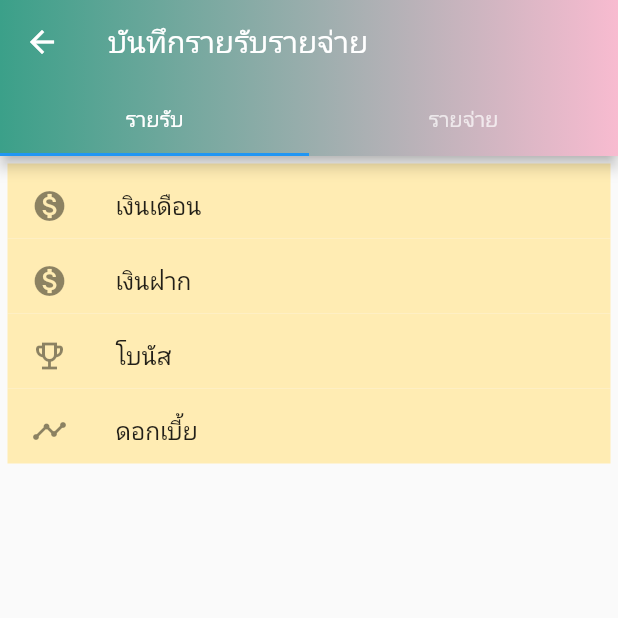
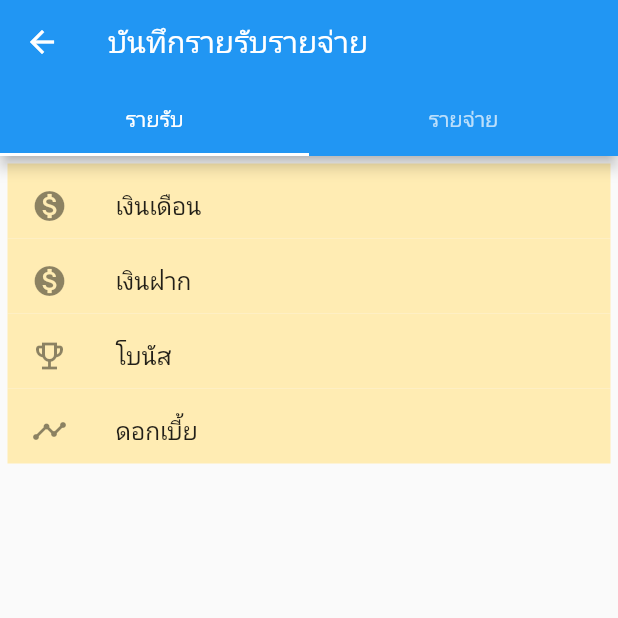
Before and after one commit to jaruporn-tadsee/internship, a Flutter app: the AddItems screen opened directly, after a tap on an icon or button, on a phone screen of 412 x 824 dp, the top half of it. Run offline on Flutter 3.47's test engine with Material 2 defaults, Android fonts, the phone set to English and light mode, and no system bars; our stand-ins replace sqflite; accounts and stored records are empty.

Commit message:
fix some code

```diff
--- a/lib/add_items.dart
+++ b/lib/add_items.dart
@@ -1,6 +1,5 @@
 import 'package:flutter/material.dart';
 import 'package:saving_app/add_list.dart';
-import 'package:gradient_app_bar/gradient_app_bar.dart';
 
 class AddItems extends StatefulWidget {
   final Items items;
@@ -24,10 +23,8 @@ class _AddItemsState extends State<AddItems> {
 
   Widget build(BuildContext context) {
     return Scaffold(
-      appBar: GradientAppBar(
+      appBar: AppBar(
         title: Text(widget.items.type),
-        backgroundColorStart: Color(0xff7ECFBC),
-        backgroundColorEnd: Colors.pink[100],
       ),
       body: ListView(
         children: <Widget>[
@@ -89,7 +86,7 @@ class _AddItemsState extends State<AddItems> {
             height: 60,
             color: Color(0xff7ECFBC),
             child: FlatButton(
-              onPressed: ( ) {
+              onPressed: () {
                 /*...*/
               },
               child: Text(
--- a/lib/add_list.dart
+++ b/lib/add_list.dart
@@ -1,5 +1,4 @@
 import 'package:flutter/material.dart';
-import 'package:gradient_app_bar/gradient_app_bar.dart';
 import 'add_items.dart';
 
 class AddList extends StatefulWidget {
@@ -21,7 +20,7 @@ class _AddListState extends State<AddList> {
       home: DefaultTabController(
         length: 2,
         child: Scaffold(
-            appBar: GradientAppBar(
+            appBar: AppBar(
               title: Text('บันทึกรายรับรายจ่าย'),
               leading: IconButton(
                 onPressed: () {
@@ -35,8 +34,6 @@ class _AddListState extends State<AddList> {
                   Tab(text: 'รายจ่าย'),
                 ],
               ),
-              backgroundColorStart: Color(0xff3ba089),
-              backgroundColorEnd: Colors.pink[100],
             ),
             body: TabBarView(children: [
               IncomePage(),
--- a/lib/main.dart
+++ b/lib/main.dart
@@ -1,5 +1,5 @@
 import 'package:flutter/material.dart';
-import 'package:gradient_app_bar/gradient_app_bar.dart';
+
 import 'add_items.dart';
 import 'add_list.dart';
 import 'expend_list.dart';
@@ -29,10 +29,8 @@ class _HomeScreenState extends State<HomeScreen> {
   final _value = 5215.0;
   Widget build(BuildContext context) {
     return Scaffold(
-      appBar: GradientAppBar(
+      appBar: AppBar(
         title: Text('บันทึกรายรับรายจ่าย'),
-        backgroundColorStart: Color(0xff7ECFBC),
-        backgroundColorEnd: Colors.pink[100],
       ),
       body: ListView(
         padding: const EdgeInsets.fromLTRB(5, 0, 5, 0),
--- a/pubspec.yaml
+++ b/pubspec.yaml
@@ -24,7 +24,6 @@ dependencies:
   flutter:
     sdk: flutter
   provider: ^4.3.2
-  gradient_app_bar: ^0.0.1
 
   # The following adds the Cupertino Icons font to your application.
   # Use with the CupertinoIcons class for iOS style icons.
```
Also changed, not shown: lib/model_data.dart (added, +18 -0 lines), pubspec.lock.
